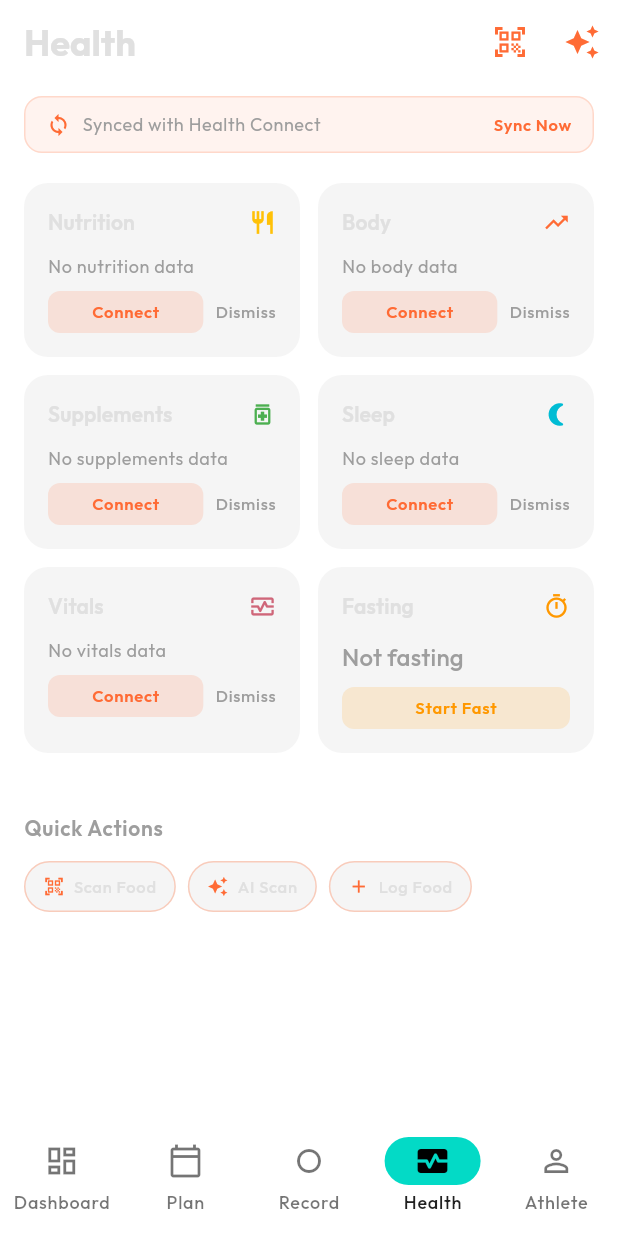
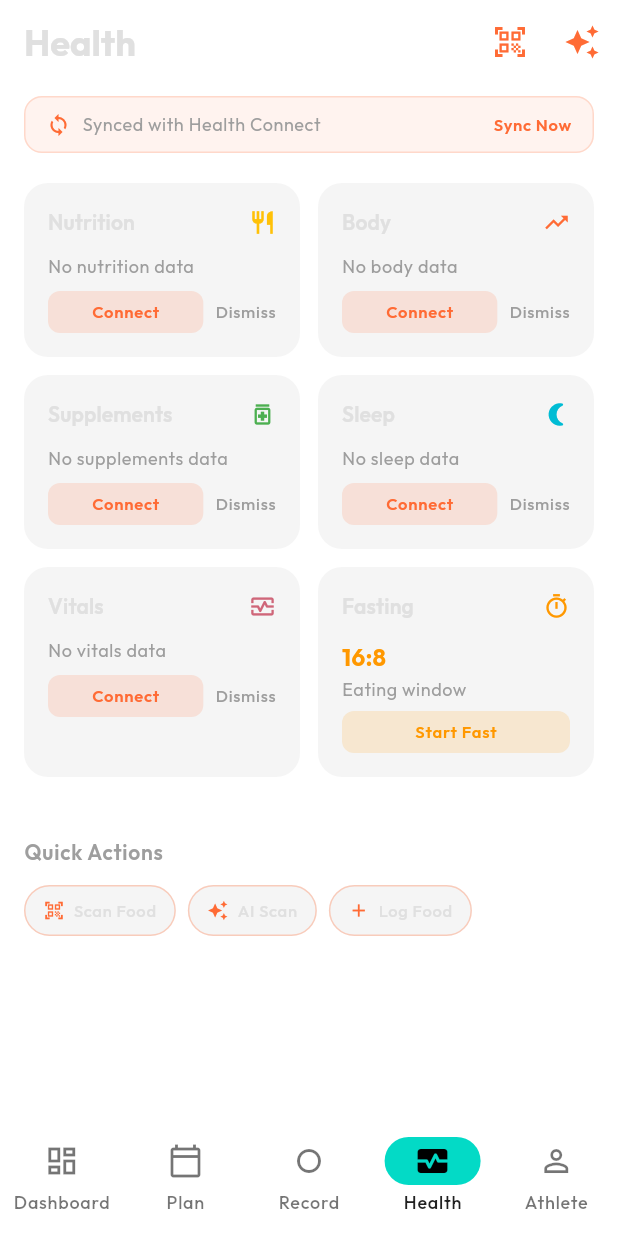
Before and after one commit to thies2005/RunFlow, a Flutter app: the HealthScreen screen opened by its route, on a phone screen of 412 x 824 dp. Run offline on Flutter 3.47's test engine with Material 3 defaults, Android fonts, the phone set to English and light mode, and no system bars; our stand-ins replace app_links, connectivity_plus, dio, firebase_core, firebase_messaging, fl_chart and 17 more; missing offline and left inert: flutter_web_auth_2, health, mobile_scanner, sqlite3, universal_ble, workmanager; accounts and stored records are empty; generated files the repository leaves out were written again; network calls fail; statements that could not run were skipped.

Commit message:
fix: resolve 5 critical bugs - AI scan, supplements, fasting, analytics
1. AI Food Scan: Fixed 'Null is not subtype of num' by properly mapping
   the AI scan response format ({mealName, totalCalories, ...}) to a
   FoodItem domain object instead of blindly casting with FoodItem.fromJson.
   Added longer timeouts for the AI endpoint.

2. Supplement Toggle/Take All: Converted takenSupplementIds to a proper
   Notifier class with optimistic update methods (optimisticAdd, Remove,
   AddAll). Toggle and takeAll now update UI instantly before the API
   roundtrip, with automatic revert on failure.

3. Fasting Card: Enhanced _FastingCard to show the daily fasting schedule
   (16:8 format) with time-to-eat countdown during active fasts. Reads
   the configured target from SharedPreferences. Added periodic refresh.

4. Marathon Shape: Fixed inflated chart values caused by the linear
   formula (currentShape/currentCtl)*ctl. Now uses a capped ratio
   (max 1.5x) to prevent overshoot. Also fixed _parseDouble to
   explicitly extract 'shape' field from the marathon shape object
   instead of relying on Map iteration order.

5. Race Predictions: Improved VDOT initial time estimate to use
   distance-dependent %VO2max assumptions instead of a fixed 30-minute
   value, producing better Newton's method convergence for marathon
   distances.

All 571 tests pass, flutter analyze clean, APK builds successfully.

```diff
--- a/flutter/lib/data/models/dashboard_models.dart
+++ b/flutter/lib/data/models/dashboard_models.dart
@@ -13,6 +13,12 @@ double _parseDouble(dynamic value) {
     return double.tryParse(value) ?? 0.0;
   }
   if (value is Map) {
+    // Handle marathon shape object: { shape, mileageScore, ... }
+    if (value.containsKey('shape')) {
+      final shape = value['shape'];
+      if (shape is num) return shape.toDouble();
+      if (shape is String) return double.tryParse(shape) ?? 0.0;
+    }
     // Handle case where server returns a map with a value property
     final val = value['value'] ?? value['\$numberDouble'] ?? value.values.first;
     if (val is num) return val.toDouble();
--- a/flutter/lib/presentation/screens/health/health_screen.dart
+++ b/flutter/lib/presentation/screens/health/health_screen.dart
@@ -2,6 +2,7 @@ import 'dart:async';
 import 'package:flutter/material.dart';
 import 'package:flutter_riverpod/flutter_riverpod.dart';
 import 'package:go_router/go_router.dart';
+import 'package:shared_preferences/shared_preferences.dart';
 import 'package:runflow_flutter/core/theme/app_theme.dart';
 import 'package:runflow_flutter/domain/entities/health_entities.dart';
 import 'package:runflow_flutter/l10n/app_localizations.dart';
@@ -840,12 +841,49 @@ class _VitalsCard extends ConsumerWidget {
 
 // ─── Fasting Card ─────────────────────────────────────────────────────────────
 
-class _FastingCard extends ConsumerWidget {
+class _FastingCard extends ConsumerStatefulWidget {
   const _FastingCard();
 
   @override
-  Widget build(BuildContext context, WidgetRef ref) {
+  ConsumerState<_FastingCard> createState() => _FastingCardState();
+}
+
+class _FastingCardState extends ConsumerState<_FastingCard> {
+  double _targetHours = 16.0;
+  Timer? _refreshTimer;
+
+  @override
+  void initState() {
+    super.initState();
+    _loadTargetHours();
+    // Refresh every minute to update the fasting status
+    _refreshTimer = Timer.periodic(const Duration(minutes: 1), (_) {
+      if (mounted) setState(() {});
+    });
+  }
+
+  @override
+  void dispose() {
+    _refreshTimer?.cancel();
+    super.dispose();
+  }
+
+  Future<void> _loadTargetHours() async {
+    final prefs = await SharedPreferences.getInstance();
+    if (mounted) {
+      setState(() {
+        _targetHours = prefs.getDouble('fasting_target_hours') ?? 16.0;
+      });
+    }
+  }
+
+  @override
+  Widget build(BuildContext context) {
     final fastingAsync = ref.watch(fastingProvider);
+    final theme = Theme.of(context);
+    final eatingHours = (24 - _targetHours).toInt();
+    final fastingHoursInt = _targetHours.toInt();
+
     return _DashboardCard(
       title: S.of(context).healthFasting,
       icon: Icons.timer_outlined,
@@ -853,59 +891,83 @@ class _FastingCard extends ConsumerWidget {
       onTap: () => context.push('/health/fasting'),
       child: fastingAsync.when(
         data: (session) {
-          if (session == null) {
+          if (session != null) {
+            // Active fast
+            final elapsed = DateTime.now().difference(session.startTime);
+            final h = elapsed.inHours;
+            final m = (elapsed.inMinutes % 60).toString().padLeft(2, '0');
+            final targetDuration = Duration(hours: _targetHours.toInt());
+            final remaining = targetDuration - elapsed;
+
             return Column(
               crossAxisAlignment: CrossAxisAlignment.start,
               children: [
                 Text(
-                  S.of(context).healthNotFasting,
-                  style: Theme.of(context).textTheme.titleMedium?.copyWith(
-                    color: AppColors.onSurfaceVariant,
+                  '${h}h ${m}m',
+                  style: theme.textTheme.titleLarge?.copyWith(
+                    fontWeight: FontWeight.w700,
+                    color: AppColors.fatigued,
                   ),
                 ),
-                const SizedBox(height: 8),
-                Semantics(
-                  button: true,
-                  label: S.of(context).healthStartFast,
-                  child: GestureDetector(
-                    onTap: () => context.push('/health/fasting'),
-                    child: Container(
-                      padding: const EdgeInsets.symmetric(vertical: 6),
-                      decoration: BoxDecoration(
-                        color: AppColors.fatigued.withValues(alpha: 0.15),
-                        borderRadius: BorderRadius.circular(8),
-                      ),
-                      alignment: Alignment.center,
-                      child: Text(
-                        S.of(context).healthStartFast,
-                        style: Theme.of(context).textTheme.labelSmall?.copyWith(
-                          color: AppColors.fatigued,
-                          fontWeight: FontWeight.w600,
-                        ),
-                      ),
+                const SizedBox(height: 2),
+                if (remaining.isNegative)
+                  Text(
+                    '🎉 Goal reached!',
+                    style: theme.textTheme.bodySmall?.copyWith(
+                      color: AppColors.success,
+                      fontWeight: FontWeight.w600,
+                    ),
+                  )
+                else
+                  Text(
+                    '${remaining.inHours}h ${(remaining.inMinutes % 60).toString().padLeft(2, '0')}m to eat',
+                    style: theme.textTheme.bodySmall?.copyWith(
+                      color: AppColors.onSurfaceVariant,
                     ),
                   ),
-                ),
               ],
             );
           }
-          final elapsed = DateTime.now().difference(session.startTime);
-          final h = elapsed.inHours;
-          final m = (elapsed.inMinutes % 60).toString().padLeft(2, '0');
+
+          // Not fasting – show schedule info
           return Column(
             crossAxisAlignment: CrossAxisAlignment.start,
             children: [
               Text(
-                '${h}h ${m}m',
-                style: Theme.of(context).textTheme.titleLarge?.copyWith(
+                '$fastingHoursInt:$eatingHours',
+                style: theme.textTheme.titleMedium?.copyWith(
                   fontWeight: FontWeight.w700,
                   color: AppColors.fatigued,
                 ),
               ),
+              const SizedBox(height: 2),
               Text(
-                S.of(context).healthActiveFast,
-                style: Theme.of(context).textTheme.bodySmall?.copyWith(
+                'Eating window',
+                style: theme.textTheme.bodySmall?.copyWith(
                   color: AppColors.onSurfaceVariant,
+                ),
+              ),
+              const SizedBox(height: 6),
+              Semantics(
+                button: true,
+                label: S.of(context).healthStartFast,
+                child: GestureDetector(
+                  onTap: () => context.push('/health/fasting'),
+                  child: Container(
+                    padding: const EdgeInsets.symmetric(vertical: 6),
+                    decoration: BoxDecoration(
+                      color: AppColors.fatigued.withValues(alpha: 0.15),
+                      borderRadius: BorderRadius.circular(8),
+                    ),
+                    alignment: Alignment.center,
+                    child: Text(
+                      S.of(context).healthStartFast,
+                      style: theme.textTheme.labelSmall?.copyWith(
+                        color: AppColors.fatigued,
+                        fontWeight: FontWeight.w600,
+                      ),
+                    ),
+                  ),
                 ),
               ),
             ],
```
Also changed, not shown: flutter/lib/core/utils/vdot.dart (+22 -5 lines), flutter/lib/data/repositories/health_api_repository_impl.dart (+38 -3 lines), flutter/lib/presentation/providers/health_providers.dart (+40 -1 lines), flutter/lib/presentation/screens/analytics/analytics_screen.dart (+15 -1 lines), flutter/lib/presentation/providers/health_providers.g.dart, 2 other files.
